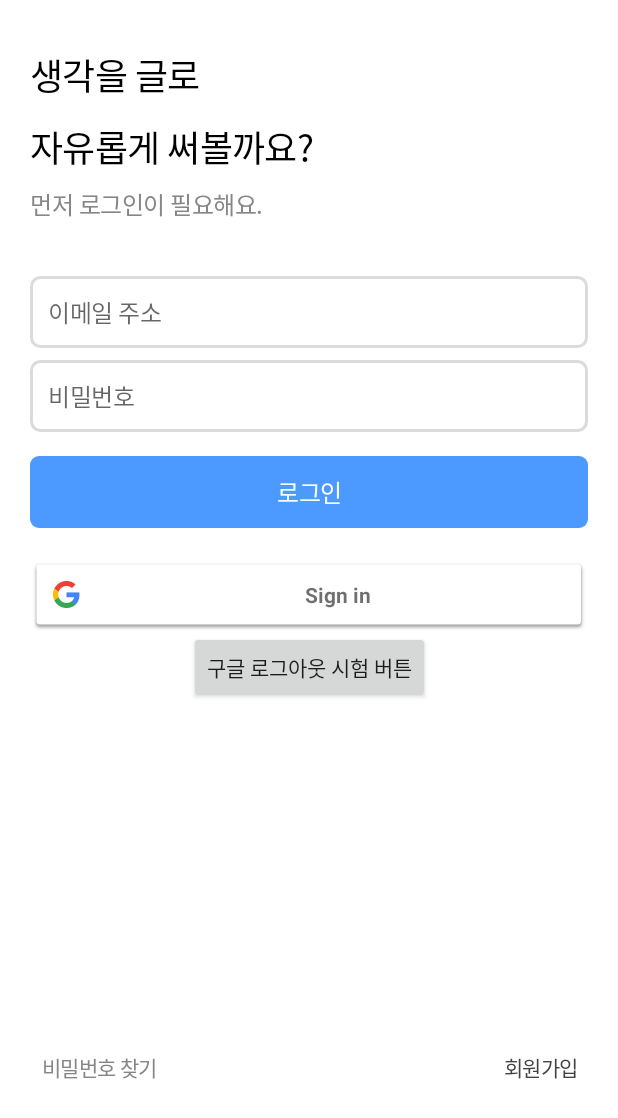
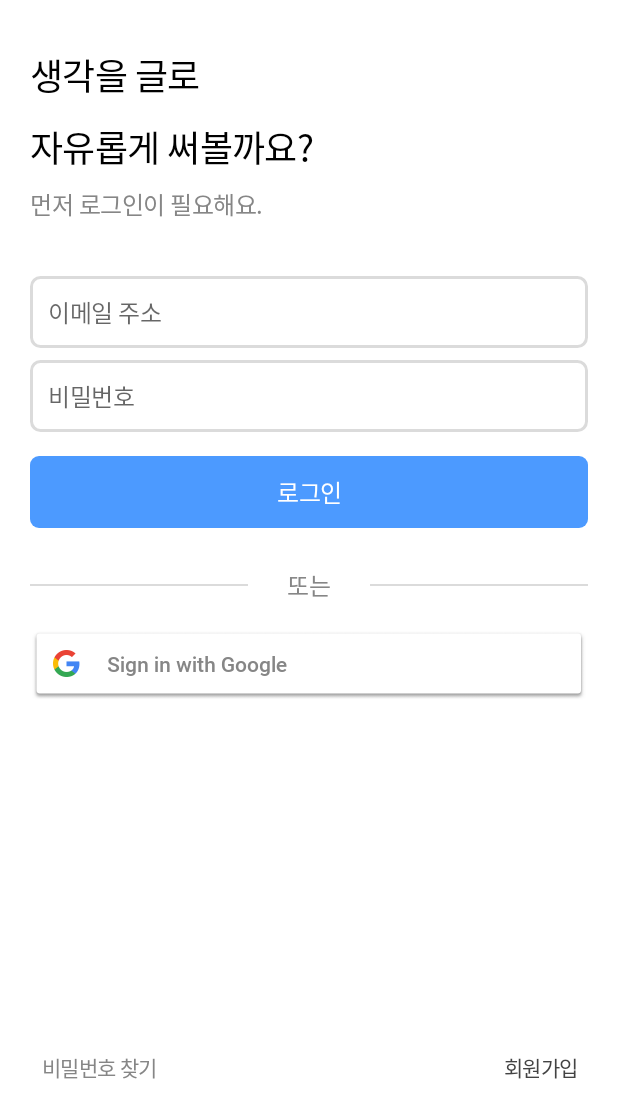
Before and after one commit to SangleProject/Sangle_Android, an Android app: the screen it shows after launch once a user with an empty profile is signed in (MainActivity), on a phone screen of 412 x 824 dp. Shown: the top 1118 px of the screen. Run offline under Robolectric (Android 15) with nearby library versions, the phone set to English and light mode, and no system bars; our stand-ins replace Firebase (no records; nobody signed in at launch, a user with empty details on screens opened directly), data binding.

Commit message:
로그인 화면 레이아웃 / 구글 버튼 / 애니메이션

```diff
--- a/app/src/main/java/org/three/minutes/login/ui/MainActivity.kt
+++ b/app/src/main/java/org/three/minutes/login/ui/MainActivity.kt
@@ -6,6 +6,8 @@ import android.content.Intent
 import androidx.appcompat.app.AppCompatActivity
 import android.os.Bundle
 import android.util.Log
+import android.view.View
+import android.view.animation.AnimationUtils
 import android.view.inputmethod.InputMethodManager
 import android.widget.Toast
 import androidx.core.app.ActivityCompat
@@ -16,22 +18,33 @@ import com.google.android.gms.common.api.ApiException
 import com.google.firebase.auth.FirebaseUser
 import com.google.firebase.auth.GoogleAuthProvider
 import kotlinx.android.synthetic.main.activity_main.*
+import kotlinx.coroutines.*
 import org.three.minutes.R
 import org.three.minutes.databinding.ActivityMainBinding
 import org.three.minutes.home.ui.HomeActiviy
 import org.three.minutes.signup.ui.SignupActivity
 import org.three.minutes.singleton.GoogleLoginObject
 import org.three.minutes.singleton.StatusObject
+import kotlin.coroutines.CoroutineContext
 
 
-class MainActivity : AppCompatActivity() {
+class MainActivity : AppCompatActivity(), CoroutineScope {
+    private lateinit var job: Job
+
+    //    override val coroutineContext: CoroutineContext
+//        get() = Dispatchers.Main + job
+    override val coroutineContext: CoroutineContext
+        get() = Dispatchers.Main + job
 
     private lateinit var mImm: InputMethodManager
-    private val gso : GoogleSignInOptions by lazy {
+    private val gso: GoogleSignInOptions by lazy {
         GoogleSignInOptions.Builder(GoogleSignInOptions.DEFAULT_SIGN_IN)
             .requestIdToken(getString(R.string.default_web_client_id))
             .requestEmail()
             .build()
+    }
+    private val mBinding: ActivityMainBinding by lazy {
+        DataBindingUtil.setContentView(this, R.layout.activity_main)
     }
 
     private val GOOGLE_CODE = 100
@@ -39,26 +52,43 @@ class MainActivity : AppCompatActivity() {
     override fun onCreate(savedInstanceState: Bundle?) {
 
         super.onCreate(savedInstanceState)
-        val binding: ActivityMainBinding =
-            DataBindingUtil.setContentView(this, R.layout.activity_main)
-        binding.activity = this
+        mBinding.activity = this
         mImm = getSystemService(android.content.Context.INPUT_METHOD_SERVICE) as InputMethodManager
+        job = Job()
 
         //상태바 투명으로 만들기
         StatusObject.setStatusBar(this)
 
         // 파이어베이스 인증객체 초기화 + 클라이언트 가져오기
-        GoogleLoginObject.settingGoogle(this,gso)
+        GoogleLoginObject.settingGoogle(this, gso)
 
 
         // 구글 로그인 버튼 클릭 시 구글 로그인 연동
-        binding.signinGoogle.setOnClickListener {
+        mBinding.signinGoogle.setOnClickListener {
             googleSignIn()
         }
 
-        // 구글 로그아웃
-        binding.signoutGoogle.setOnClickListener {
-            googleSignOut()
+        launch {
+            mBinding.apply {
+                mainTitleTxt.visibility = View.INVISIBLE
+                subTitleTxt.visibility = View.INVISIBLE
+            }
+            val mainTitleAnim = AnimationUtils.loadAnimation(
+                this@MainActivity, R.anim.maintitle_show_animation
+            )
+
+            val subTitleAnim = AnimationUtils.loadAnimation(
+                this@MainActivity, R.anim.subtitle_show_animation
+            )
+
+            delay(1000)
+
+            mBinding.apply {
+                mainTitleTxt.visibility = View.VISIBLE
+                mainTitleTxt.animation = mainTitleAnim
+                subTitleTxt.visibility = View.VISIBLE
+                subTitleTxt.animation = subTitleAnim
+            }
         }
 
     }
@@ -68,17 +98,24 @@ class MainActivity : AppCompatActivity() {
         autoLogin(GoogleLoginObject.auth.currentUser)
     }
 
-    private fun googleSignOut() {
-        GoogleLoginObject.auth.signOut()
-        GoogleLoginObject.googleClient.signOut().addOnCompleteListener {
-            Toast.makeText(this,"SignOutSuccess",Toast.LENGTH_SHORT).show()
-        }
+
+    override fun onDestroy() {
+        super.onDestroy()
+        job.cancel()
     }
+
+//    구글 로그아웃
+//    private fun googleSignOut() {
+//        GoogleLoginObject.auth.signOut()
+//        GoogleLoginObject.googleClient.revokeAccess().addOnCompleteListener {
+//            Toast.makeText(this,"SignOutSuccess",Toast.LENGTH_SHORT).show()
+//        }
+//    }
 
     // 구글 로그인 intent 객체 생성 후 전달
     private fun googleSignIn() {
         val signInIntent = GoogleLoginObject.googleClient.signInIntent
-        startActivityForResult(signInIntent,GOOGLE_CODE)
+        startActivityForResult(signInIntent, GOOGLE_CODE)
     }
 
     // 레이아웃 클릭 시 키보드 내리기
@@ -114,42 +151,42 @@ class MainActivity : AppCompatActivity() {
     override fun onActivityResult(requestCode: Int, resultCode: Int, data: Intent?) {
         super.onActivityResult(requestCode, resultCode, data)
         // 구글 로그인 인증 확인
-        if (requestCode == GOOGLE_CODE){
+        if (requestCode == GOOGLE_CODE) {
             val task = GoogleSignIn.getSignedInAccountFromIntent(data)
             try {
                 val account = task.getResult(ApiException::class.java)!!
-                Log.d("GoogleInfo","id : ${account.id} , idToken : ${account.idToken}")
-                Log.d("GoogleInfo","email : ${account.email} , displayName : ${account.displayName}")
+                Log.d("GoogleInfo", "id : ${account.id} , idToken : ${account.idToken}")
+                Log.d(
+                    "GoogleInfo",
+                    "email : ${account.email} , displayName : ${account.displayName}"
+                )
                 firebaseAuthWithGoogle(account.idToken!!)
-            }
-            catch (e : ApiException){
+            } catch (e: ApiException) {
 
             }
         }
     }
 
     // 인증에 성공했을 때 실제로 로그인이 되었는지?
-    private fun firebaseAuthWithGoogle( idToken : String) {
-        val credential = GoogleAuthProvider.getCredential(idToken,null)
+    private fun firebaseAuthWithGoogle(idToken: String) {
+        val credential = GoogleAuthProvider.getCredential(idToken, null)
         GoogleLoginObject.auth.signInWithCredential(credential)
-            .addOnCompleteListener(this){ task ->
-                if (task.isSuccessful){
-                    Toast.makeText(this,"GoogleLoginOk",Toast.LENGTH_SHORT).show()
-                }
-                else{
-                    Toast.makeText(this,"GoogleLoginFail",Toast.LENGTH_SHORT).show()
+            .addOnCompleteListener(this) { task ->
+                if (task.isSuccessful) {
+                    Toast.makeText(this, "GoogleLoginOk", Toast.LENGTH_SHORT).show()
+                } else {
+                    Toast.makeText(this, "GoogleLoginFail", Toast.LENGTH_SHORT).show()
                 }
             }
 
     }
 
     // 구글아이디로 로그인했으면 자동 로그인
-    private fun autoLogin(user : FirebaseUser?){
-        if(user != null){
-            Toast.makeText(this,"Auto Login : ${user.email}",Toast.LENGTH_SHORT).show()
-        }
-        else{
-            Toast.makeText(this,"Not yet Auto Login",Toast.LENGTH_SHORT).show()
+    private fun autoLogin(user: FirebaseUser?) {
+        if (user != null) {
+            Toast.makeText(this, "Auto Login : ${user.email}", Toast.LENGTH_SHORT).show()
+        } else {
+            Toast.makeText(this, "Not yet Auto Login", Toast.LENGTH_SHORT).show()
         }
     }
 }
--- /dev/null
+++ b/app/src/main/res/anim/maintitle_show_animation.xml
@@ -0,0 +1,12 @@
+<?xml version="1.0" encoding="utf-8"?>
+<set xmlns:android="http://schemas.android.com/apk/res/android"
+    android:duration="500"
+    android:shareInterpolator="@android:anim/accelerate_decelerate_interpolator">
+    <translate
+        android:fromYDelta="-50%"
+        android:toXDelta="0%" />
+
+    <alpha
+        android:fromAlpha="0"
+        android:toAlpha="1" />
+</set>
--- /dev/null
+++ b/app/src/main/res/anim/subtitle_show_animation.xml
@@ -0,0 +1,12 @@
+<?xml version="1.0" encoding="utf-8"?>
+<set xmlns:android="http://schemas.android.com/apk/res/android"
+    android:duration="500"
+    android:shareInterpolator="@android:anim/accelerate_decelerate_interpolator">
+    <translate
+        android:fromYDelta="-400%"
+        android:toXDelta="0%" />
+
+    <alpha
+        android:fromAlpha="0"
+        android:toAlpha="1" />
+</set>
--- /dev/null
+++ b/app/src/main/res/font/roboto.xml
@@ -0,0 +1,13 @@
+<?xml version="1.0" encoding="utf-8"?>
+<font-family xmlns:android="http://schemas.android.com/apk/res/android"
+    xmlns:app="http://schemas.android.com/apk/res-auto"
+    xmlns:tools="http://schemas.android.com/tools">
+    <font
+        android:font="@font/roboto_medium"
+        android:fontWeight="500"
+        android:fontStyle="normal"
+        app:font="@font/roboto_medium"
+        app:fontWeight="500"
+        app:fontStyle="normal"
+        tools:targetApi="o" />
+</font-family>
--- a/app/src/main/res/layout/activity_main.xml
+++ b/app/src/main/res/layout/activity_main.xml
@@ -124,23 +124,60 @@
             app:layout_constraintEnd_toEndOf="parent"
             app:layout_constraintTop_toTopOf="@+id/find_password_btn" />
 
-        <com.google.android.gms.common.SignInButton
+        <View
+            android:id="@+id/line1"
+            android:layout_width="0dp"
+            android:layout_height="1dp"
+            android:background="@color/black_20"
+            android:layout_marginEnd="26dp"
+            app:layout_constraintBottom_toBottomOf="@+id/textView9"
+            app:layout_constraintEnd_toStartOf="@+id/textView9"
+            app:layout_constraintHorizontal_bias="0.5"
+            app:layout_constraintHorizontal_chainStyle="packed"
+            app:layout_constraintStart_toStartOf="@+id/start_login_btn"
+            app:layout_constraintTop_toTopOf="@+id/textView9" />
+
+        <TextView
+            android:id="@+id/textView9"
+            style="@style/P2_16pt_Light"
+            android:layout_width="wrap_content"
+            android:layout_height="wrap_content"
+            android:layout_marginTop="26dp"
+            android:text="또는"
+            android:textColor="@color/black_60"
+            app:layout_constraintEnd_toStartOf="@+id/line2"
+            app:layout_constraintHorizontal_bias="0.5"
+            app:layout_constraintStart_toEndOf="@+id/line1"
+            app:layout_constraintTop_toBottomOf="@+id/start_login_btn" />
+
+        <View
+            android:id="@+id/line2"
+            android:layout_width="0dp"
+            android:layout_height="1dp"
+            android:layout_marginStart="26dp"
+            android:background="@color/black_20"
+            app:layout_constraintBottom_toBottomOf="@+id/textView9"
+            app:layout_constraintEnd_toEndOf="@+id/start_login_btn"
+            app:layout_constraintHorizontal_bias="0.5"
+            app:layout_constraintStart_toEndOf="@+id/textView9"
+            app:layout_constraintTop_toTopOf="@+id/textView9" />
+
+
+        <Button
             android:id="@+id/signin_google"
             android:layout_width="0dp"
             android:layout_height="wrap_content"
-            android:layout_marginTop="20dp"
+            android:layout_marginTop="16dp"
+            android:text="Sign in with Google"
+            android:gravity="start|center_vertical"
+            android:fontFamily="@font/roboto_medium"
+            android:background="@drawable/common_google_signin_btn_text_light"
+            android:textSize="14sp"
+            android:textAllCaps="false"
+            android:textColor="@color/black_60"
             app:layout_constraintEnd_toEndOf="@+id/start_login_btn"
             app:layout_constraintStart_toStartOf="@+id/start_login_btn"
-            app:layout_constraintTop_toBottomOf="@id/start_login_btn" />
-
-        <Button
-            android:id="@+id/signout_google"
-            android:layout_width="wrap_content"
-            android:layout_height="wrap_content"
-            android:text="구글 로그아웃 시험 버튼"
-            app:layout_constraintEnd_toEndOf="@+id/signin_google"
-            app:layout_constraintStart_toStartOf="@+id/signin_google"
-            app:layout_constraintTop_toBottomOf="@+id/signin_google" />
+            app:layout_constraintTop_toBottomOf="@+id/textView9" />
 
     </androidx.constraintlayout.widget.ConstraintLayout>
 
```
Also changed, not shown: app/src/main/res/font/roboto_medium.ttf (added).
